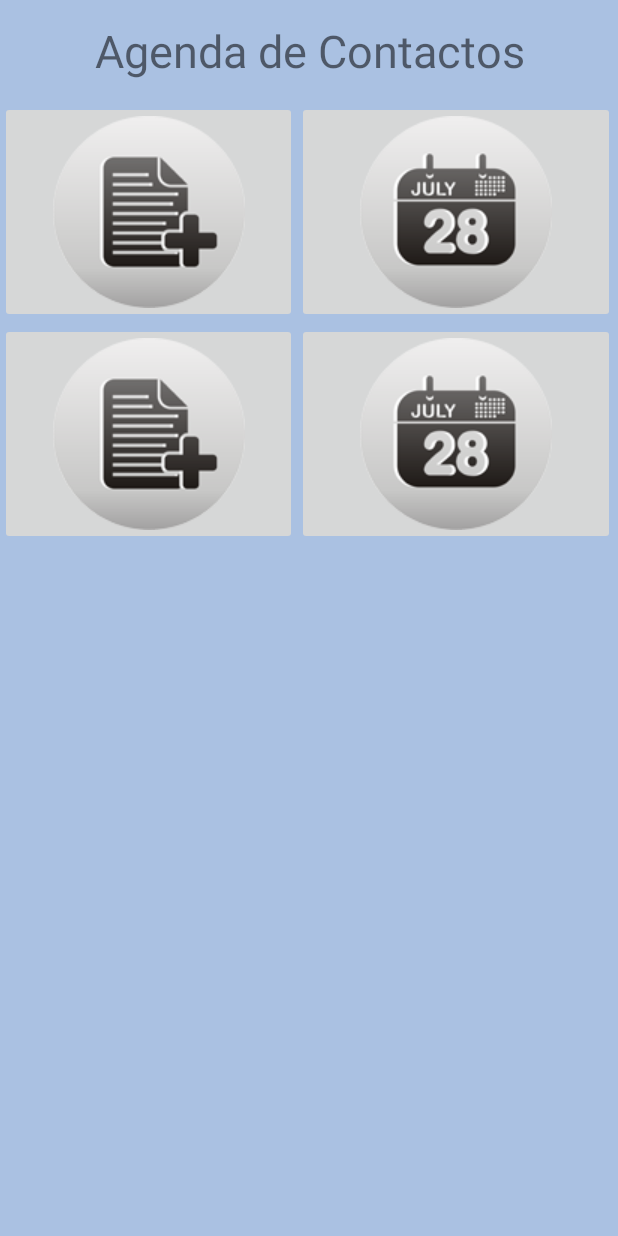
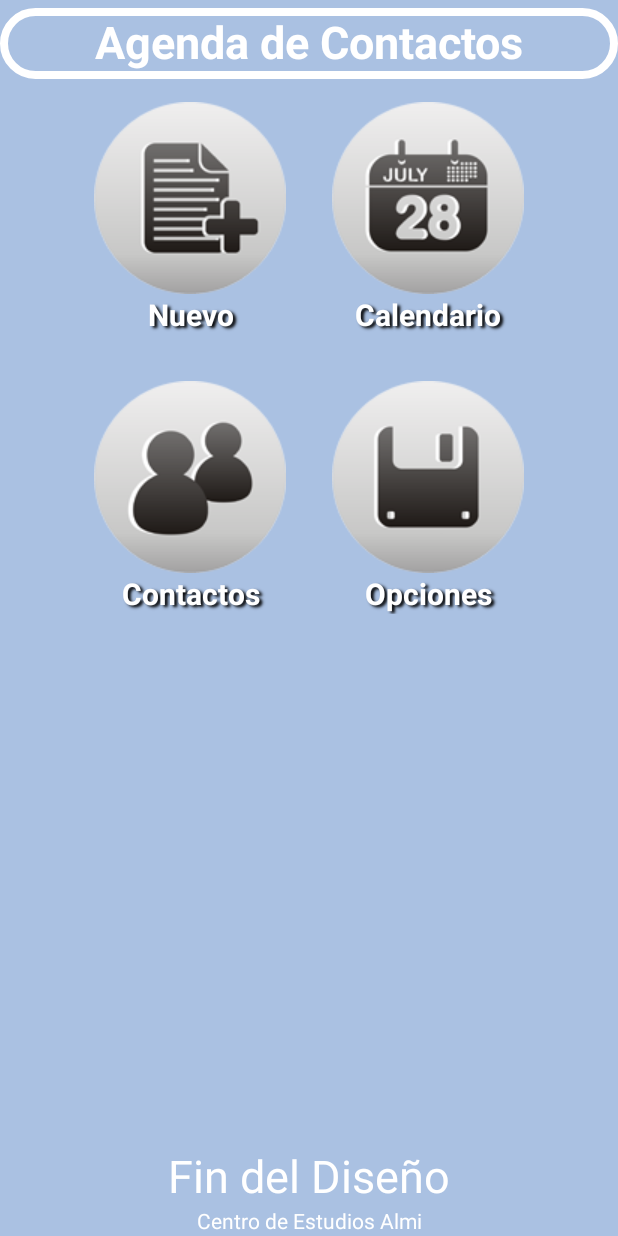
Before and after one commit to MonsBaan/Android-Ejercicios, an Android app: the screen it shows after launch (MainActivity), on a phone screen of 412 x 824 dp. Run offline under Robolectric (Android 15) with nearby library versions, the light colour scheme and no system bars.

Commit message:
Ejercicio 1 Finalizado

```diff
--- /dev/null
+++ b/01 Ejercicio Disenyo/app/src/main/res/drawable/btncalendario.xml
@@ -0,0 +1,13 @@
+<?xml version="1.0" encoding="utf-8"?>
+<selector xmlns:android="http://schemas.android.com/apk/res/android">
+    <!--Pulsado-->
+    <item
+        android:drawable="@drawable/calendar_b"
+        android:state_pressed="true"
+        />
+    <!--No Pulsado-->
+    <item
+        android:drawable="@drawable/calendar"
+        android:state_pressed="false"
+        />
+</selector>
--- /dev/null
+++ b/01 Ejercicio Disenyo/app/src/main/res/drawable/btnnuevo.xml
@@ -0,0 +1,13 @@
+<?xml version="1.0" encoding="utf-8"?>
+<selector xmlns:android="http://schemas.android.com/apk/res/android">
+    <!--Pulsado-->
+    <item
+        android:drawable="@drawable/nuevo_b"
+        android:state_pressed="true"
+        />
+    <!--No Pulsado-->
+    <item
+        android:drawable="@drawable/nuevo"
+        android:state_pressed="false"
+        />
+</selector>
--- /dev/null
+++ b/01 Ejercicio Disenyo/app/src/main/res/drawable/btnsave.xml
@@ -0,0 +1,13 @@
+<?xml version="1.0" encoding="utf-8"?>
+<selector xmlns:android="http://schemas.android.com/apk/res/android">
+    <!--Pulsado-->
+    <item
+        android:drawable="@drawable/save_b"
+        android:state_pressed="true"
+        />
+    <!--No Pulsado-->
+    <item
+        android:drawable="@drawable/save"
+        android:state_pressed="false"
+        />
+</selector>
--- /dev/null
+++ b/01 Ejercicio Disenyo/app/src/main/res/drawable/btnusers.xml
@@ -0,0 +1,13 @@
+<?xml version="1.0" encoding="utf-8"?>
+<selector xmlns:android="http://schemas.android.com/apk/res/android">
+    <!--Pulsado-->
+    <item
+        android:drawable="@drawable/users_b"
+        android:state_pressed="true"
+        />
+    <!--No Pulsado-->
+    <item
+        android:drawable="@drawable/users"
+        android:state_pressed="false"
+        />
+</selector>
--- /dev/null
+++ b/01 Ejercicio Disenyo/app/src/main/res/drawable/cabecera.xml
@@ -0,0 +1,23 @@
+<?xml version="1.0" encoding="utf-8"?>
+<selector xmlns:android="http://schemas.android.com/apk/res/android">
+    <item>
+        <shape>
+            <solid android:color="@android:color/transparent"/>
+            <padding
+                android:left="8dp"
+                android:right="8dp"
+                android:bottom="5dp"
+                android:top="2dp"
+
+                />
+            <corners
+                android:radius="100dp"
+
+                />
+            <stroke
+                android:color="@color/white"
+                android:width="5dp"
+                />
+        </shape>
+    </item>
+</selector>
--- a/01 Ejercicio Disenyo/app/src/main/res/layout/activity_main.xml
+++ b/01 Ejercicio Disenyo/app/src/main/res/layout/activity_main.xml
@@ -10,9 +10,8 @@
     <LinearLayout
         android:id="@+id/LLMain"
         android:layout_width="0dp"
-        android:layout_height="0dp"
+        android:layout_height="wrap_content"
         android:orientation="vertical"
-        app:layout_constraintBottom_toBottomOf="parent"
         app:layout_constraintEnd_toEndOf="parent"
         app:layout_constraintStart_toStartOf="parent"
         app:layout_constraintTop_toTopOf="parent">
@@ -20,101 +19,184 @@
         <LinearLayout
             android:id="@+id/LLTop"
             android:layout_width="match_parent"
-            android:layout_height="67dp"
+            android:layout_height="wrap_content"
             android:orientation="horizontal">
 
             <TextView
                 android:id="@+id/tvTop"
-                android:layout_width="wrap_content"
+                style="@style/titulo"
+                android:layout_width="0dp"
                 android:layout_height="wrap_content"
-                android:layout_gravity="center_vertical"
                 android:layout_weight="1"
-                android:text="Agenda de Contactos"
+                android:background="@drawable/cabecera"
+                android:text="@string/agenda_de_contactos"
                 android:textAlignment="center"
-                android:textSize="30dp" />
+                android:textStyle="bold"
+                tools:ignore="TextContrastCheck" />
         </LinearLayout>
 
         <LinearLayout
             android:id="@+id/LLMid"
             android:layout_width="match_parent"
-            android:layout_height="600dp"
-            android:orientation="vertical">
-
-            <LinearLayout
-                android:id="@+id/LLLinea1"
-                android:layout_width="match_parent"
             android:layout_height="wrap_content"
             android:orientation="horizontal">
 
+            <TableLayout
+                android:layout_width="match_parent"
+                android:layout_height="wrap_content">
+
+                <TableRow
+                    android:layout_width="wrap_content"
+                    android:layout_height="match_parent"
+                    android:gravity="center">
+
                     <LinearLayout
-                    android:id="@+id/LLBtn1"
-                    android:layout_width="198dp"
-                    android:layout_height="wrap_content"
+                        android:layout_width="match_parent"
+                        android:layout_height="match_parent"
+                        android:layout_margin="15dp"
                         android:orientation="vertical">
 
                         <ImageButton
-                        android:id="@+id/imgBtn1"
+                            android:id="@+id/imageButton5"
                             android:layout_width="match_parent"
                             android:layout_height="wrap_content"
-                        app:srcCompat="@drawable/nuevo" />
+                            android:background="@android:color/transparent"
+                            android:contentDescription="@string/todo"
+                            app:srcCompat="@drawable/btnnuevo"
+                            tools:ignore="SpeakableTextPresentCheck,ImageContrastCheck,DuplicateSpeakableTextCheck" />
+
+                        <TextView
+                            android:id="@+id/tvNuevo"
+                            style="@style/sombraTexto"
+                            android:layout_width="match_parent"
+                            android:layout_height="wrap_content"
+                            android:gravity="center_horizontal"
+                            android:text="@string/nuevo"
+                            android:textColor="@color/white"
+                            android:textSize="20sp"
+                            tools:ignore="TextContrastCheck" />
                     </LinearLayout>
 
                     <LinearLayout
-                    android:id="@+id/LLBtn2"
-                    android:layout_width="212dp"
-                    android:layout_height="wrap_content"
+                        android:layout_width="match_parent"
+                        android:layout_height="match_parent"
+                        android:layout_margin="15dp"
                         android:orientation="vertical">
 
                         <ImageButton
-                        android:id="@+id/imgBtn2"
+                            android:id="@+id/imageButton6"
                             android:layout_width="match_parent"
                             android:layout_height="wrap_content"
-                        app:srcCompat="@drawable/calendar" />
+                            android:background="@android:color/transparent"
+                            android:contentDescription="@string/todo"
+                            app:srcCompat="@drawable/btncalendario"
+                            tools:ignore="ImageContrastCheck" />
+
+                        <TextView
+                            android:id="@+id/tvCalendario"
+                            style="@style/sombraTexto"
+                            android:layout_width="match_parent"
+                            android:layout_height="wrap_content"
+                            android:gravity="center_horizontal"
+                            android:text="@string/calendario"
+                            android:textColor="@color/white"
+                            android:textSize="20sp"
+                            tools:ignore="TextContrastCheck" />
+                    </LinearLayout>
+
+                </TableRow>
+
+                <TableRow
+                    android:layout_width="match_parent"
+                    android:layout_height="match_parent"
+                    android:gravity="center">
+
+                    <LinearLayout
+                        android:layout_width="match_parent"
+                        android:layout_height="match_parent"
+                        android:layout_margin="15dp"
+                        android:orientation="vertical">
+
+                        <ImageButton
+                            android:id="@+id/imageButton7"
+                            android:layout_width="match_parent"
+                            android:layout_height="wrap_content"
+                            android:background="@android:color/transparent"
+                            android:contentDescription="@string/todo"
+                            app:srcCompat="@drawable/btnusers"
+                            tools:ignore="SpeakableTextPresentCheck,ImageContrastCheck" />
+
+                        <TextView
+                            android:id="@+id/tvContactos"
+                            style="@style/sombraTexto"
+                            android:layout_width="match_parent"
+                            android:layout_height="wrap_content"
+                            android:gravity="center_horizontal"
+                            android:text="@string/contactos"
+                            android:textColor="@color/white"
+                            android:textSize="20sp"
+                            tools:ignore="TextContrastCheck" />
+                    </LinearLayout>
+
+                    <LinearLayout
+                        android:layout_width="match_parent"
+                        android:layout_height="match_parent"
+                        android:layout_margin="15dp"
+                        android:orientation="vertical">
+
+                        <ImageButton
+                            android:id="@+id/imageButton8"
+                            android:layout_width="match_parent"
+                            android:layout_height="wrap_content"
+                            android:background="@android:color/transparent"
+                            android:contentDescription="@string/todo"
+                            app:srcCompat="@drawable/btnsave"
+                            tools:ignore="ImageContrastCheck,SpeakableTextPresentCheck" />
+
+                        <TextView
+                            android:id="@+id/tvOpciones"
+                            style="@style/sombraTexto"
+                            android:layout_width="match_parent"
+                            android:layout_height="wrap_content"
+                            android:gravity="center_horizontal"
+                            android:text="@string/opciones"
+                            android:textColor="@color/white"
+                            android:textSize="20sp"
+                            tools:ignore="TextContrastCheck" />
+                    </LinearLayout>
+                </TableRow>
+
+            </TableLayout>
         </LinearLayout>
 
     </LinearLayout>
 
     <LinearLayout
-                android:id="@+id/LLLinea2"
+        android:layout_width="0dp"
+        android:layout_height="66dp"
+        android:orientation="vertical"
+        app:layout_constraintBottom_toBottomOf="parent"
+        app:layout_constraintEnd_toEndOf="parent"
+        app:layout_constraintHorizontal_bias="0.0"
+        app:layout_constraintStart_toStartOf="parent"
+        app:layout_constraintTop_toBottomOf="@+id/LLMain"
+        app:layout_constraintVertical_bias="1.0">
+
+        <TextView
+            android:id="@+id/tvFinDiseño"
+            style="@style/titulo"
             android:layout_width="match_parent"
             android:layout_height="wrap_content"
-                android:orientation="horizontal">
+            android:text="@string/finDiseño"
+            android:textAlignment="center" />
 
-                <LinearLayout
-                    android:id="@+id/LLBtn3"
-                    android:layout_width="198dp"
-                    android:layout_height="wrap_content"
-                    android:orientation="vertical">
-
-                    <ImageButton
-                        android:id="@+id/imgBtn3"
+        <TextView
+            android:id="@+id/tvCentro"
             android:layout_width="match_parent"
             android:layout_height="wrap_content"
-                        app:srcCompat="@drawable/nuevo" />
+            android:text="@string/centro_de_estudios_almi"
+            android:textAlignment="center"
+            android:textColor="@color/white" />
     </LinearLayout>
 
-                <LinearLayout
-                    android:id="@+id/LLBtn3"
-                    android:layout_width="212dp"
-                    android:layout_height="wrap_content"
-                    android:orientation="vertical">
-
-                    <ImageButton
-                        android:id="@+id/imgBtn3"
-                        android:layout_width="match_parent"
-                        android:layout_height="wrap_content"
-                        app:srcCompat="@drawable/calendar" />
-                </LinearLayout>
-
-            </LinearLayout>
-        </LinearLayout>
-
-        <LinearLayout
-            android:id="@+id/LLBottom"
-            android:layout_width="match_parent"
-            android:layout_height="66dp"
-            android:orientation="horizontal">
-
-        </LinearLayout>
-    </LinearLayout>
 </androidx.constraintlayout.widget.ConstraintLayout>
--- a/01 Ejercicio Disenyo/app/src/main/res/values/strings.xml
+++ b/01 Ejercicio Disenyo/app/src/main/res/values/strings.xml
@@ -1,3 +1,12 @@
 <resources>
     <string name="app_name">01 Ejercicio Disenyo</string>
+    <string name="agenda_de_contactos">Agenda de Contactos</string>
+    <string name="nuevo">Nuevo</string>
+    <string name="calendario">Calendario</string>
+    <string name="contactos">Contactos</string>
+    <string name="opciones">Opciones</string>
+    <string name="finDiseño">Fin del Diseño</string>
+    <string name="todo">TODO</string>
+    <string name="centro_de_estudios_almi">Centro de Estudios Almi</string>
+
 </resources>
--- a/01 Ejercicio Disenyo/app/src/main/res/values/themes.xml
+++ b/01 Ejercicio Disenyo/app/src/main/res/values/themes.xml
@@ -13,7 +13,17 @@
         <item name="android:statusBarColor" tools:targetApi="l">?attr/colorPrimaryVariant</item>
         <!-- Customize your theme here. -->
         <item name="windowNoTitle">true</item>
-        <item name="windowActionBar">false</item>
-        <item name="android:windowFullscreen">true</item>
+    </style>
+    <style name="titulo">
+        <item name="android:textColor">#FFFFFF</item>
+        <item name="android:textSize">30sp</item>
+        <item name="android:layout_marginTop">5dp</item>
+    </style>
+    <style name="sombraTexto">
+        <item name="android:textStyle">bold</item>
+        <item name="android:shadowColor">#000000</item>
+        <item name="android:shadowDx">3</item>
+        <item name="android:shadowDy">2</item>
+        <item name="android:shadowRadius">1.8</item>
     </style>
 </resources>
```
Lines whose indentation alone changed are shown as unchanged.
